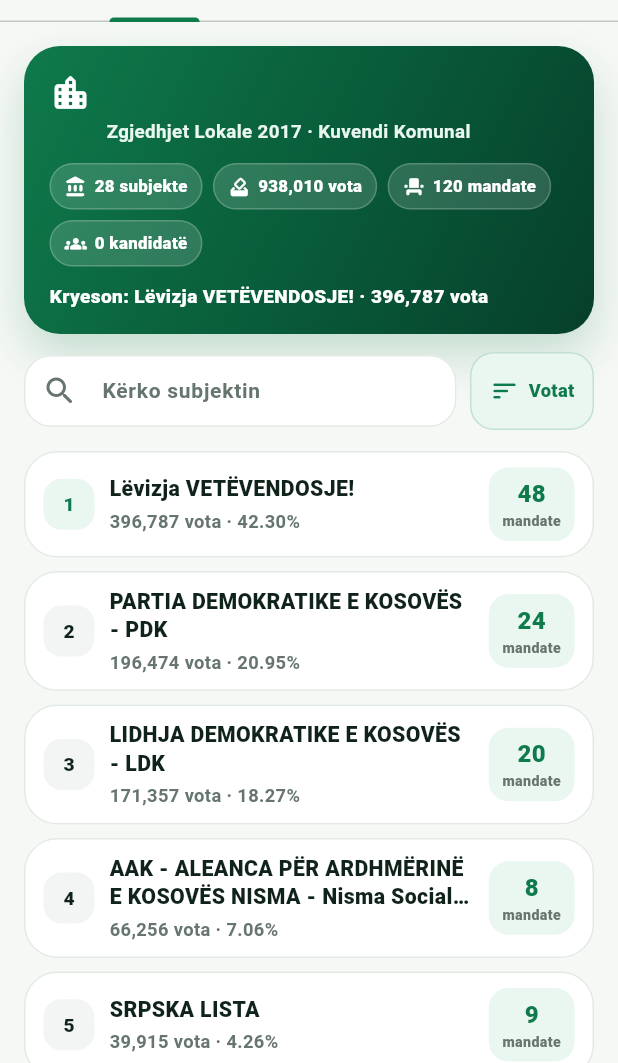
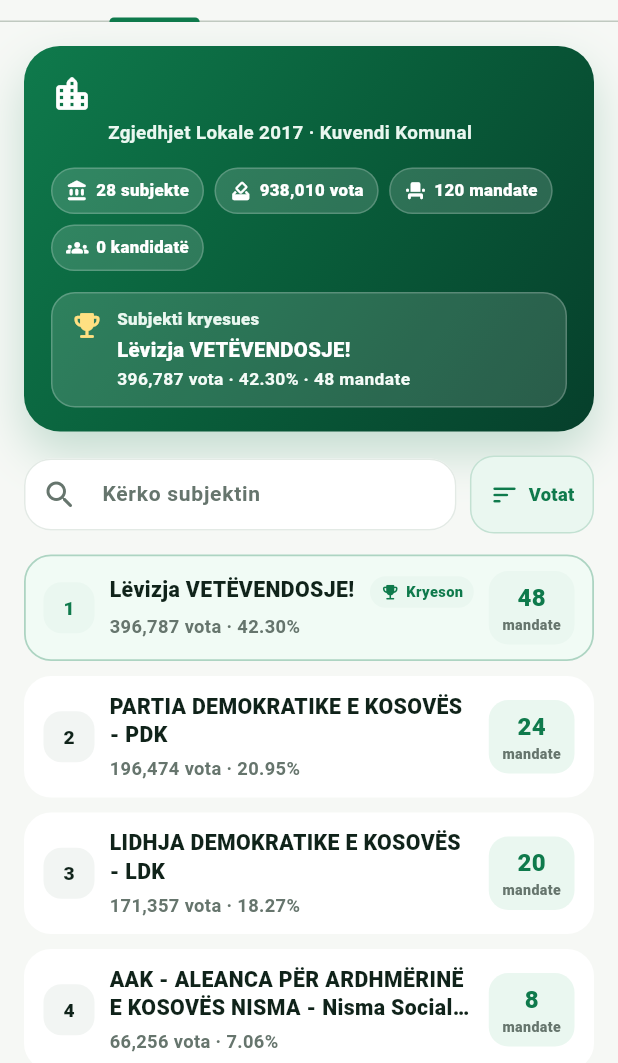
Before and after one commit to genti2004-cmyk/zgjedhjet_info, a Flutter app: the Local2017MunicipalityDetailScreen screen opened directly with empty values, on a phone screen of 412 x 824 dp, the part 173-1236 px from its top. Run offline on Flutter 3.47's test engine with Material 3 defaults, Android fonts, the light colour scheme and no system bars.

Commit message:
UI: Finalize local 2017 municipality detail design

```diff
--- a/lib/src/features/local_2017/presentation/local_2017_municipality_detail_screen.dart
+++ b/lib/src/features/local_2017/presentation/local_2017_municipality_detail_screen.dart
@@ -311,8 +311,8 @@
 
     return Container(
       width: double.infinity,
-      margin: const EdgeInsets.fromLTRB(16, 16, 16, 10),
-      padding: const EdgeInsets.all(17),
+      margin: const EdgeInsets.fromLTRB(16, 16, 16, 12),
+      padding: const EdgeInsets.fromLTRB(18, 18, 18, 16),
       decoration: BoxDecoration(
         gradient: const LinearGradient(
           colors: [
@@ -364,7 +364,7 @@
               ),
             ],
           ),
-          const SizedBox(height: 13),
+          const SizedBox(height: 15),
           Wrap(
             spacing: 7,
             runSpacing: 7,
@@ -388,16 +388,67 @@
             ],
           ),
           if (winner != null) ...[
-            const SizedBox(height: 11),
+            const SizedBox(height: 14),
+            Container(
+              width: double.infinity,
+              padding: const EdgeInsets.symmetric(
+                horizontal: 12,
+                vertical: 10,
+              ),
+              decoration: BoxDecoration(
+                color: Colors.white.withValues(alpha: 0.14),
+                borderRadius: BorderRadius.circular(16),
+                border: Border.all(
+                  color: Colors.white.withValues(alpha: 0.22),
+                ),
+              ),
+              child: Row(
+                crossAxisAlignment: CrossAxisAlignment.start,
+                children: [
+                  const Icon(
+                    Icons.emoji_events_rounded,
+                    color: Color(0xFFFFE082),
+                    size: 22,
+                  ),
+                  const SizedBox(width: 9),
+                  Expanded(
+                    child: Column(
+                      crossAxisAlignment: CrossAxisAlignment.start,
+                      children: [
+                        const Text(
+                          'Subjekti kryesues',
+                          style: TextStyle(
+                            color: Color(0xFFEAF7F0),
+                            fontSize: 11.2,
+                            fontWeight: FontWeight.w800,
+                          ),
+                        ),
+                        const SizedBox(height: 3),
                         Text(
-              'Kryeson: ${subjectName(winner)} · '
-              '${AppFormatters.number(winner.votes)} vota',
+                          subjectName(winner),
                           maxLines: 2,
                           overflow: TextOverflow.ellipsis,
                           style: const TextStyle(
                             color: Colors.white,
-                fontSize: 12.7,
+                            fontSize: 13.5,
                             fontWeight: FontWeight.w900,
+                          ),
+                        ),
+                        const SizedBox(height: 3),
+                        Text(
+                          '${AppFormatters.number(winner.votes)} vota · '
+                          '${AppFormatters.percent(winner.percentage)} · '
+                          '${winner.seats} mandate',
+                          style: const TextStyle(
+                            color: Color(0xFFF4FBF7),
+                            fontSize: 11.6,
+                            fontWeight: FontWeight.w700,
+                          ),
+                        ),
+                      ],
+                    ),
+                  ),
+                ],
               ),
             ),
           ],
@@ -504,13 +555,27 @@
                       'Nuk u gjet asnjë subjekt për kërkimin e zgjedhur.',
                 )
               : ListView.builder(
-                  padding: const EdgeInsets.fromLTRB(16, 4, 16, 22),
+                  padding: const EdgeInsets.fromLTRB(16, 2, 16, 24),
                   itemCount: results.length,
                   itemBuilder: (context, index) {
                     final result = results[index];
 
+                    final isWinner = index == 0 &&
+                        sortMode == _PartySortMode.votes &&
+                        query.trim().isEmpty;
+
                     return Card(
-                      margin: const EdgeInsets.only(bottom: 9),
+                      margin: const EdgeInsets.only(bottom: 10),
+                      color: isWinner ? const Color(0xFFF1FBF5) : null,
+                      shape: RoundedRectangleBorder(
+                        borderRadius: BorderRadius.circular(18),
+                        side: BorderSide(
+                          color: isWinner
+                              ? AppTheme.primaryGreen.withValues(alpha: 0.30)
+                              : Colors.transparent,
+                          width: 1.2,
+                        ),
+                      ),
                       child: Padding(
                         padding: const EdgeInsets.symmetric(
                           horizontal: 13,
@@ -525,7 +590,12 @@
                                 crossAxisAlignment:
                                     CrossAxisAlignment.start,
                                 children: [
-                                  Text(
+                                  Row(
+                                    crossAxisAlignment:
+                                        CrossAxisAlignment.start,
+                                    children: [
+                                      Expanded(
+                                        child: Text(
                                           subjectName(result),
                                           maxLines: 2,
                                           overflow: TextOverflow.ellipsis,
@@ -535,7 +605,46 @@
                                             fontWeight: FontWeight.w900,
                                           ),
                                         ),
-                                  const SizedBox(height: 4),
+                                      ),
+                                      if (isWinner) ...[
+                                        const SizedBox(width: 6),
+                                        Container(
+                                          padding: const EdgeInsets.symmetric(
+                                            horizontal: 7,
+                                            vertical: 4,
+                                          ),
+                                          decoration: BoxDecoration(
+                                            color: AppTheme.softGreen,
+                                            borderRadius:
+                                                BorderRadius.circular(999),
+                                          ),
+                                          child: const Row(
+                                            mainAxisSize: MainAxisSize.min,
+                                            children: [
+                                              Icon(
+                                                Icons.emoji_events_rounded,
+                                                size: 13,
+                                                color:
+                                                    AppTheme.primaryGreen,
+                                              ),
+                                              SizedBox(width: 4),
+                                              Text(
+                                                'Kryeson',
+                                                style: TextStyle(
+                                                  color:
+                                                      AppTheme.primaryGreen,
+                                                  fontSize: 9.8,
+                                                  fontWeight:
+                                                      FontWeight.w900,
+                                                ),
+                                              ),
+                                            ],
+                                          ),
+                                        ),
+                                      ],
+                                    ],
+                                  ),
+                                  const SizedBox(height: 5),
                                   Text(
                                     '${AppFormatters.number(result.votes)} vota · '
                                     '${AppFormatters.percent(result.percentage)}',
@@ -618,13 +727,13 @@
                       'Nuk u gjet asnjë kandidat për kërkimin e zgjedhur.',
                 )
               : ListView.builder(
-                  padding: const EdgeInsets.fromLTRB(16, 4, 16, 22),
+                  padding: const EdgeInsets.fromLTRB(16, 2, 16, 24),
                   itemCount: candidates.length,
                   itemBuilder: (context, index) {
                     final candidate = candidates[index];
 
                     return Card(
-                      margin: const EdgeInsets.only(bottom: 9),
+                      margin: const EdgeInsets.only(bottom: 10),
                       child: Padding(
                         padding: const EdgeInsets.symmetric(
                           horizontal: 13,
@@ -707,7 +816,7 @@
   @override
   Widget build(BuildContext context) {
     return Padding(
-      padding: const EdgeInsets.fromLTRB(16, 2, 16, 10),
+      padding: const EdgeInsets.fromLTRB(16, 4, 16, 12),
       child: Row(
         children: [
           Expanded(
```
Lines whose indentation alone changed are shown as unchanged.
